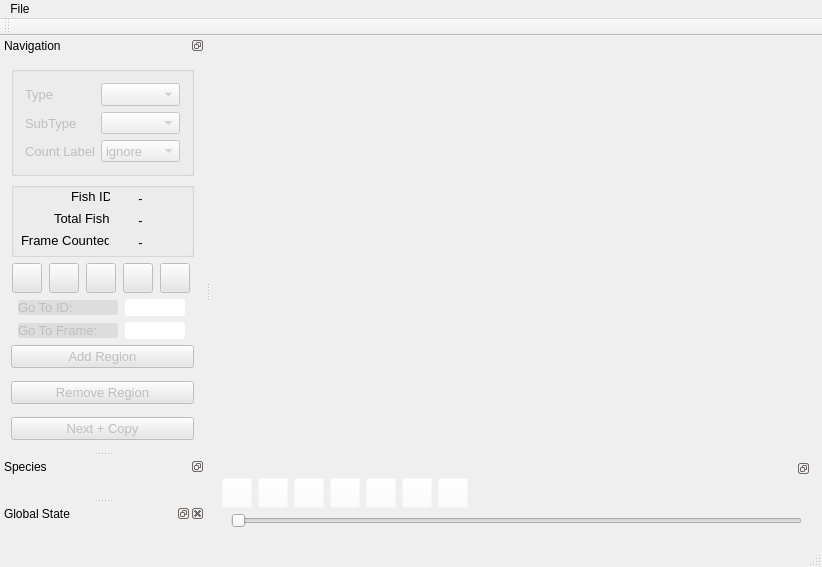
Before: the Qt Designer form src/video_annotator/mainwindow.ui in cvisionai/Tator-Native, drawn with Qt 5.
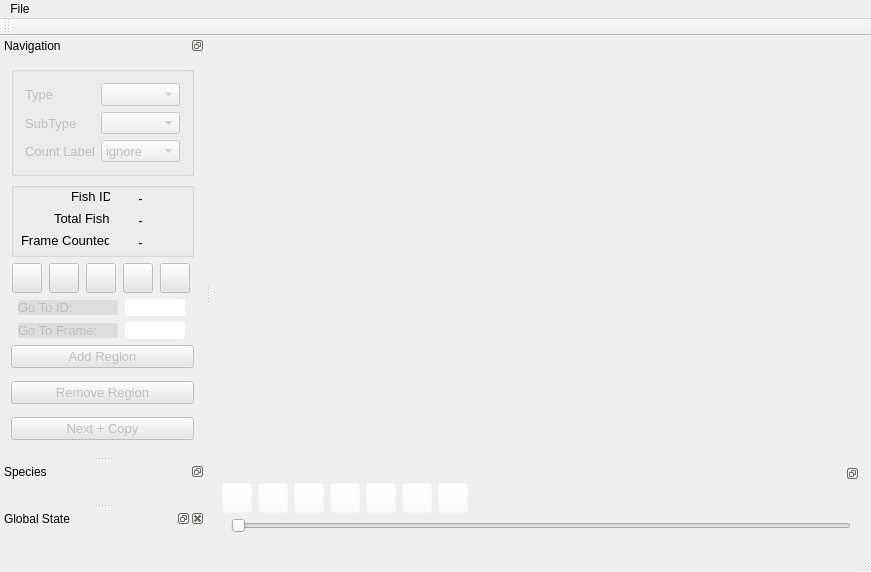
After: the same form once the commit is applied.

Commit message: Increase width to accommodate additional tabs

```diff
--- a/src/video_annotator/mainwindow.ui
+++ b/src/video_annotator/mainwindow.ui
@@ -6,8 +6,8 @@
    <rect>
     <x>0</x>
     <y>0</y>
-    <width>822</width>
-    <height>564</height>
+    <width>871</width>
+    <height>572</height>
    </rect>
   </property>
   <property name="windowTitle">
@@ -548,7 +548,7 @@
     <rect>
      <x>0</x>
      <y>0</y>
-     <width>822</width>
+     <width>871</width>
      <height>21</height>
     </rect>
    </property>
```
